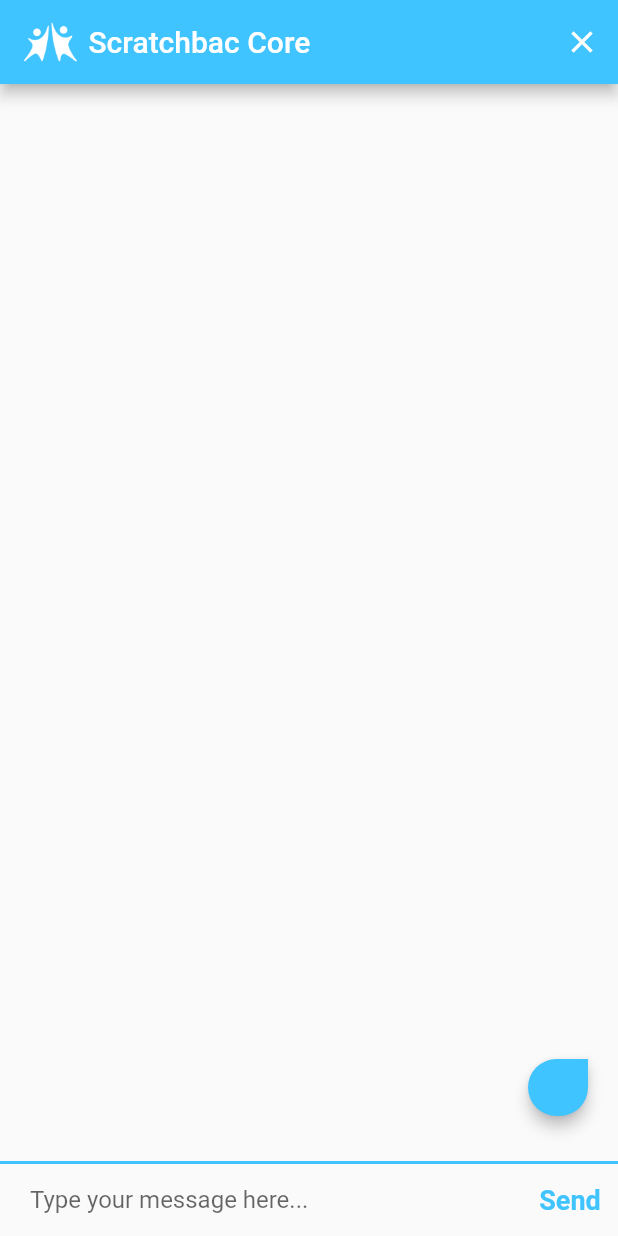
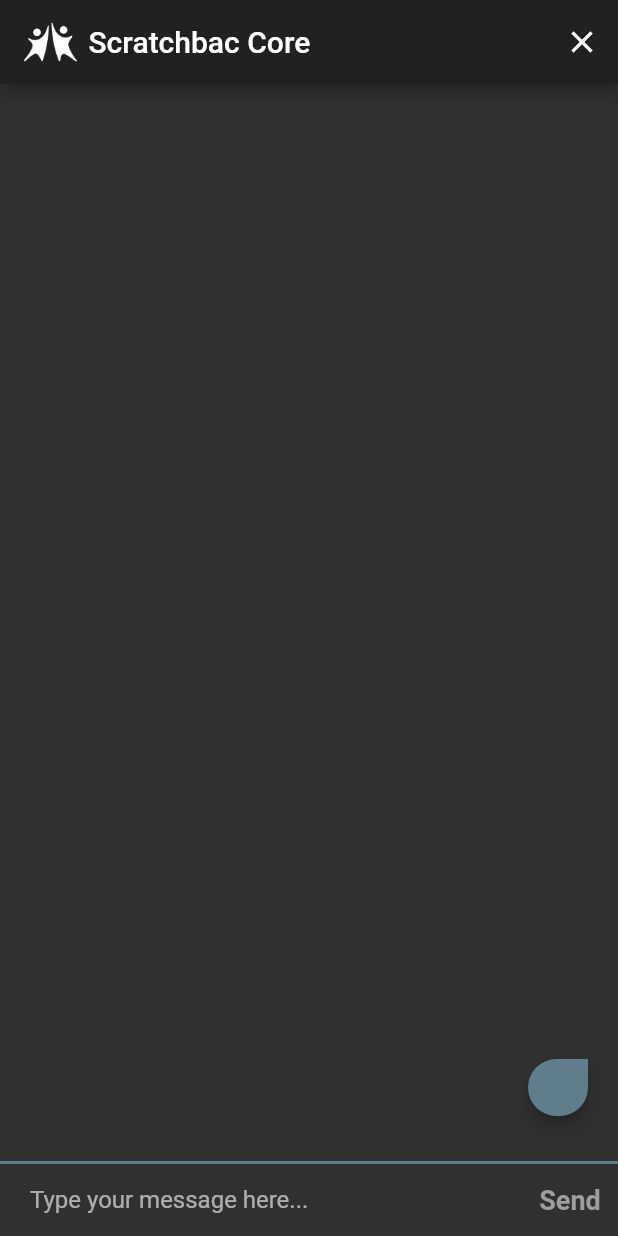
Before and after one commit to LuckUVeryX/scratchbac-chat, a Flutter app: the screen it shows once a user with an empty profile is signed in, after a tap on "Send", on a phone screen of 412 x 824 dp. Run offline on Flutter 3.47's test engine with Material 2 defaults, Android fonts, the phone set to English and light mode, and no system bars; our stand-ins replace animated_text_kit, cloud_firestore, firebase_auth, firebase_core, get, google_fonts and 1 more; accounts and stored records are empty; network calls fail.

Commit message:
[theme] dark theme

```diff
--- a/lib/app/modules/authentication/login/login_screen.dart
+++ b/lib/app/modules/authentication/login/login_screen.dart
@@ -14,7 +14,6 @@ class LoginScreen extends StatelessWidget {
     AuthController controller = Get.find();
 
     return Scaffold(
-      backgroundColor: Colors.white,
       body: GetBuilder<AuthController>(builder: (_) {
         return ModalProgressHUD(
           inAsyncCall: controller.showSpinner,
--- a/lib/app/modules/authentication/registration/registration_screen.dart
+++ b/lib/app/modules/authentication/registration/registration_screen.dart
@@ -14,7 +14,6 @@ class RegistrationScreen extends StatelessWidget {
     AuthController controller = Get.find();
 
     return Scaffold(
-      backgroundColor: Colors.white,
       body: GetBuilder<AuthController>(
         builder: (_) {
           return ModalProgressHUD(
--- a/lib/app/modules/authentication/username/username_screen.dart
+++ b/lib/app/modules/authentication/username/username_screen.dart
@@ -14,7 +14,6 @@ class UsernameScreen extends StatelessWidget {
     UsernameController controller = Get.find();
 
     return Scaffold(
-      backgroundColor: Colors.white,
       body: GetBuilder<UsernameController>(builder: (_) {
         return ModalProgressHUD(
           inAsyncCall: controller.showSpinner,
--- a/lib/app/modules/chat/chat_screen.dart
+++ b/lib/app/modules/chat/chat_screen.dart
@@ -31,7 +31,6 @@ class ChatScreen extends StatelessWidget {
             const Text('Scratchbac Core'),
           ],
         ),
-        backgroundColor: Colors.lightBlueAccent,
       ),
       body: SafeArea(
         child: Column(
--- a/lib/app/modules/welcome/welcome_controller.dart
+++ b/lib/app/modules/welcome/welcome_controller.dart
@@ -17,7 +17,7 @@ class WelcomeController extends GetxController
       upperBound: 1,
     );
     backgroundColorAnimation =
-        ColorTween(begin: Colors.blueGrey, end: Colors.white)
+        ColorTween(begin: Colors.blueGrey, end: Colors.grey[850])
             .animate(_animationController)
               ..addListener(() => update());
     _animationController.forward();
--- a/lib/app/widgets/message_bubble.dart
+++ b/lib/app/widgets/message_bubble.dart
@@ -21,7 +21,7 @@ class MessageBubble extends StatelessWidget {
         children: <Widget>[
           Text(
             message.displayName,
-            style: const TextStyle(fontSize: 12.0, color: Colors.black54),
+            style: const TextStyle(fontSize: 12.0),
           ),
           Material(
             borderRadius: isMe
@@ -36,16 +36,13 @@ class MessageBubble extends StatelessWidget {
                     bottomRight: Radius.circular(30.0),
                   ),
             elevation: 4.0,
-            color: isMe ? Colors.lightBlueAccent : Colors.white,
+            color: isMe ? Colors.blueGrey : Colors.grey,
             child: Padding(
               padding:
                   const EdgeInsets.symmetric(vertical: 10.0, horizontal: 20.0),
               child: Text(
                 message.text,
-                style: TextStyle(
-                  color: isMe ? Colors.white : Colors.black54,
-                  fontSize: 15.0,
-                ),
+                style: const TextStyle(fontSize: 15.0),
               ),
             ),
           ),
--- a/lib/constants.dart
+++ b/lib/constants.dart
@@ -1,7 +1,7 @@
 import 'package:flutter/material.dart';
 
 const kSendButtonTextStyle = TextStyle(
-  color: Colors.lightBlueAccent,
+  color: Colors.grey,
   fontWeight: FontWeight.bold,
   fontSize: 18.0,
 );
@@ -14,13 +14,12 @@ const kMessageTextFieldDecoration = InputDecoration(
 
 const kMessageContainerDecoration = BoxDecoration(
   border: Border(
-    top: BorderSide(color: Colors.lightBlueAccent, width: 2.0),
+    top: BorderSide(color: Colors.blueGrey, width: 2.0),
   ),
 );
 
 const kTextFieldDecoration = InputDecoration(
   hintText: 'Override hintText using .copyWith()',
-  hintStyle: TextStyle(color: Colors.black54),
   contentPadding: EdgeInsets.symmetric(vertical: 10.0, horizontal: 20.0),
   border: OutlineInputBorder(
     borderRadius: BorderRadius.all(Radius.circular(32.0)),
--- a/lib/main.dart
+++ b/lib/main.dart
@@ -18,6 +18,7 @@ class FlashChat extends StatelessWidget {
   @override
   Widget build(BuildContext context) {
     return GetMaterialApp(
+      theme: ThemeData.dark(),
       initialBinding: LandingBinding(),
       getPages: AppPages.pages,
       home: GetBuilder<LandingController>(
```
